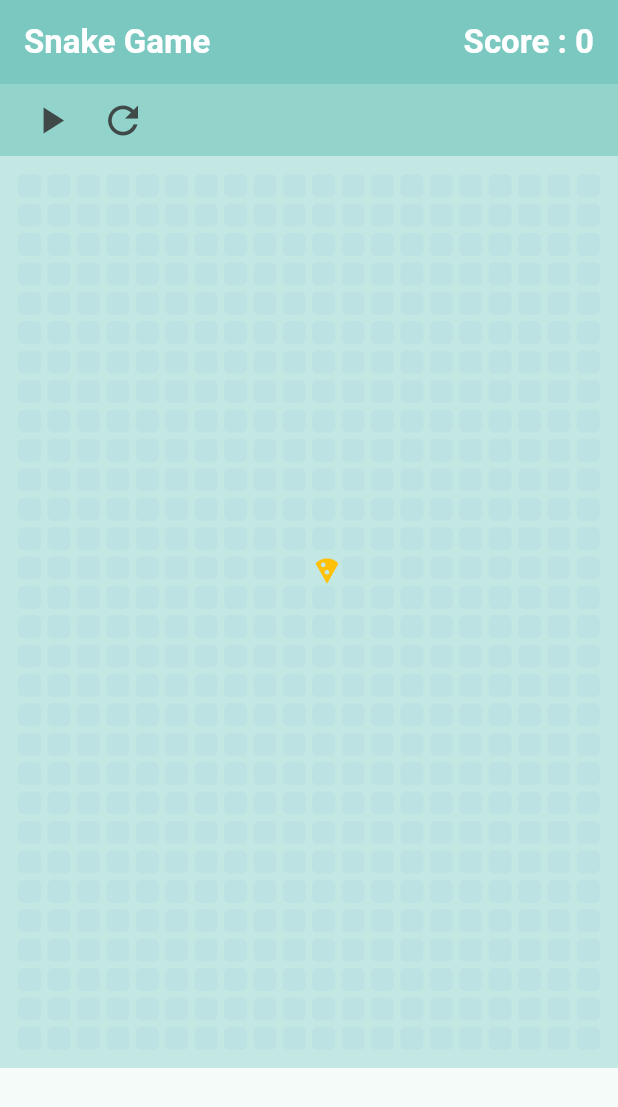
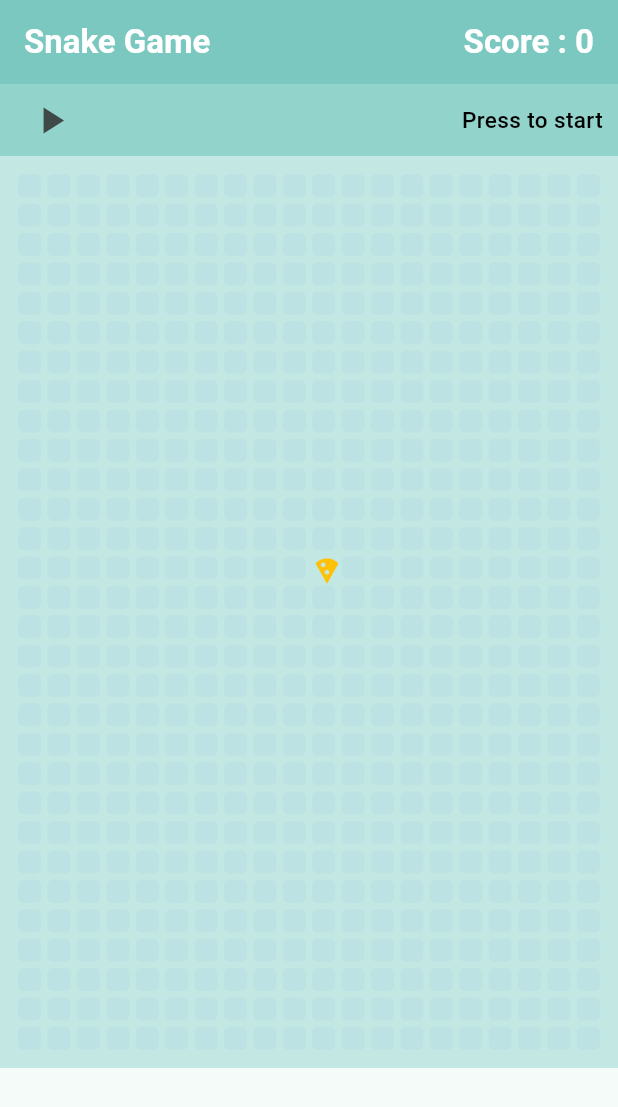
Before and after one commit to chingalo-family/snake-app, a Flutter app: the screen it shows after launch, on a phone screen of 412 x 824 dp. Shown: the top 1107 px of the screen. Run offline on Flutter 3.47's test engine with Material 3 defaults, Android fonts, the phone set to English and light mode, and no system bars.

Commit message:
feat: 🎸 add message for game status

```diff
--- a/lib/modules/snake/components/app_actions.dart
+++ b/lib/modules/snake/components/app_actions.dart
@@ -38,6 +38,8 @@ class AppActions extends StatelessWidget {
     return Consumer<SnakeState>(
       builder: (context, snakeState, child) {
         bool isGamePaused = snakeState.isGamePaused;
+        bool isGameOver = snakeState.isGameOver;
+        bool hasGameStarted = snakeState.hasGameStarted;
         return Container(
           color: AppInfoReference.defaultAppColor.withOpacity(0.4),
           padding: const EdgeInsets.symmetric(
@@ -51,11 +53,31 @@ class AppActions extends StatelessWidget {
                 onTap: () => onPauseOrResumeGame(context),
               ),
               Visibility(
-                visible: true,
+                visible: isGameOver,
                 child: _getActionButton(
                   context,
                   icon: Icons.refresh,
                   onTap: () => onResetGame(context),
+                ),
+              ),
+              Expanded(
+                child: Container(
+                  margin: const EdgeInsets.symmetric(),
+                  child: Text(
+                    !hasGameStarted
+                        ? 'Press to start'
+                        : isGameOver
+                            ? 'Game is over'
+                            : isGamePaused
+                                ? 'Game has been paused'
+                                : '',
+                    style: const TextStyle().copyWith(
+                      fontSize: 15.0,
+                      color: isGameOver ? Colors.redAccent : Colors.black,
+                      fontWeight: FontWeight.w500,
+                    ),
+                    textAlign: TextAlign.right,
+                  ),
                 ),
               )
             ],
```
